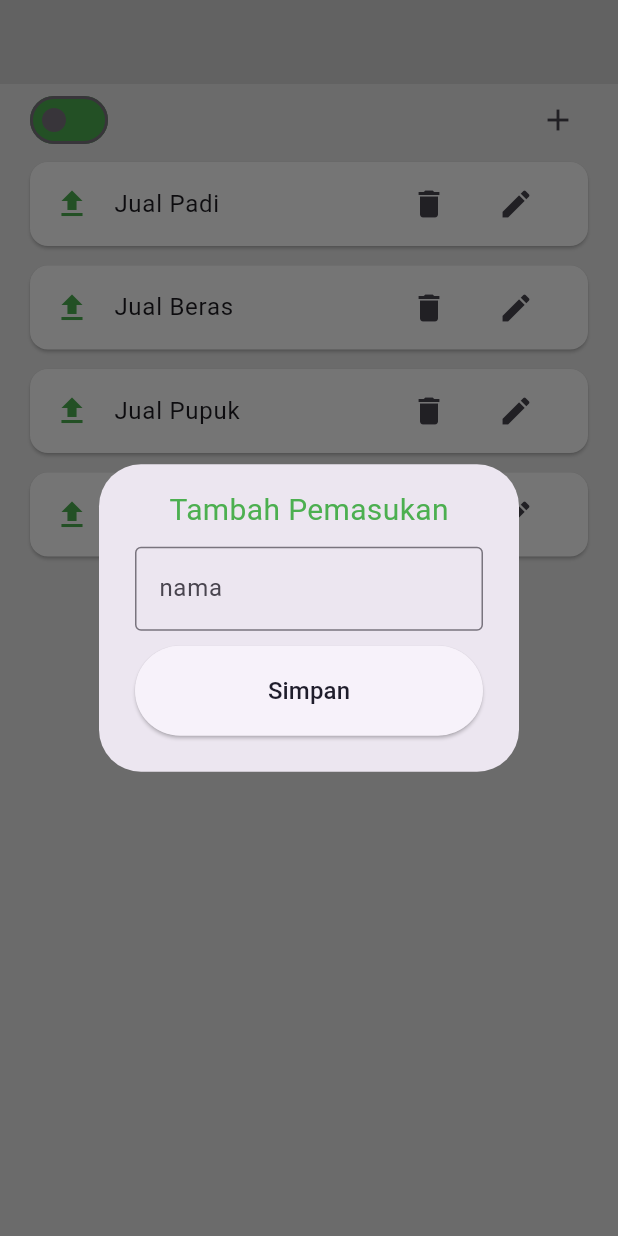
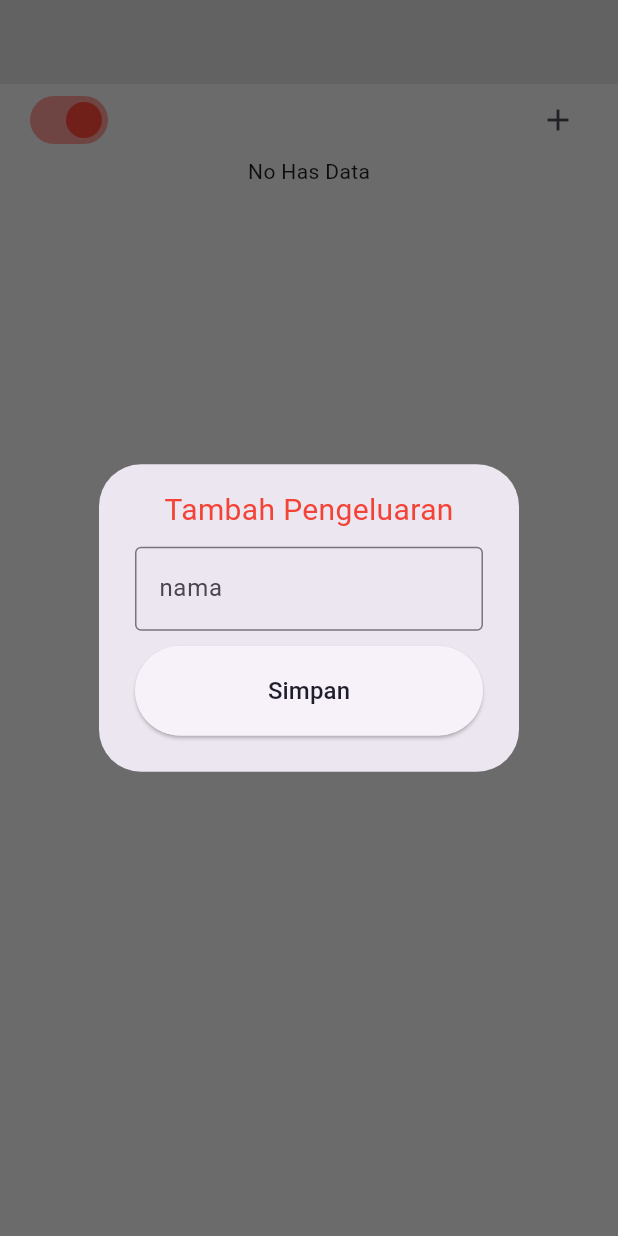
Before and after one commit to Agim-dudu/asisten_petani, a Flutter app: the CategoryPage screen opened directly, after a tap on the "add" icon, on a phone screen of 412 x 824 dp. Run offline on Flutter 3.47's test engine with Material 3 defaults, Android fonts, the phone set to English and light mode, and no system bars; our stand-ins replace drift, fl_chart, google_fonts, image_picker, shared_preferences, smooth_page_indicator; missing offline and left inert: calendar_appbar, tflite_flutter, tflite_flutter_helper; accounts and stored records are empty; generated files the repository leaves out were written again.

Commit message:
Fitur tambah transaksi

```diff
--- /dev/null
+++ b/lib/models/database.dart
@@ -0,0 +1,69 @@
+import 'dart:io';
+import 'package:asisten_petani/models/category.dart';
+import 'package:asisten_petani/models/transaction.dart';
+import 'package:asisten_petani/models/transaction_with_category.dart';
+import 'package:drift/drift.dart';
+// These imports are only needed to open the database
+import 'package:drift/native.dart';
+import 'package:path_provider/path_provider.dart';
+import 'package:path/path.dart' as p;
+
+part 'database.g.dart';
+
+@DriftDatabase(
+  // relative import for the drift file. Drift also supports `package:`
+  // imports
+  tables: [Categories, Transactions],
+)
+class AppDb extends _$AppDb {
+  AppDb() : super(_openConnection());
+
+  @override
+  int get schemaVersion => 1;
+
+  // CRUD Category
+  Future<List<Category>> getAllCategoryRepo(int type) async {
+    return await (select(categories)..where((tbl) => tbl.tipe.equals(type)))
+        .get();
+  }
+
+  Future updateCategoryRepo(int id, String newName) async {
+    return (update(categories)..where((t) => t.id.equals(id))).write(
+      CategoriesCompanion(
+        nama: Value(newName),
+      ),
+    );
+  }
+
+  Future deleteCategoryRepo(int id) async {
+    return (delete(categories)..where((t) => t.id.equals(id))).go();
+  }
+
+  // CRUD Transaction
+  Stream<List<TransactionWithCategory>> getTransactionByDateRepo(
+      DateTime date) {
+    final query = (select(transactions).join([
+      innerJoin(categories, categories.id.equalsExp(transactions.category_id))
+    ])
+      ..where(transactions.transaction_date.equals(date)));
+    return query.watch().map((rows) {
+      return rows.map((row) {
+        return TransactionWithCategory(
+          row.readTable(transactions),
+          row.readTable(categories),
+        );
+      }).toList();
+    });
+  }
+}
+
+LazyDatabase _openConnection() {
+  // the LazyDatabase util lets us find the right location for the file async.
+  return LazyDatabase(() async {
+    // put the database file, called db.sqlite here, into the documents folder
+    // for your app.
+    final dbFolder = await getApplicationDocumentsDirectory();
+    final file = File(p.join(dbFolder.path, 'db.sqlite'));
+    return NativeDatabase(file);
+  });
+}
--- /dev/null
+++ b/lib/models/transaction_with_category.dart
@@ -0,0 +1,7 @@
+import 'package:asisten_petani/models/database.dart';
+
+class TransactionWithCategory {
+  final Transaction transaction;
+  final Category category;
+  TransactionWithCategory(this.transaction, this.category);
+}
--- a/lib/pages/home/category_page.dart
+++ b/lib/pages/home/category_page.dart
@@ -1,5 +1,6 @@
+import 'package:asisten_petani/models/database.dart';
+import 'package:calendar_appbar/calendar_appbar.dart';
 import 'package:flutter/material.dart';
-import 'package:calendar_appbar/calendar_appbar.dart'; // Import package calendar_appbar
 import 'package:asisten_petani/theme.dart';
 
 class CategoryPage extends StatefulWidget {
@@ -11,7 +12,30 @@ class CategoryPage extends StatefulWidget {
 
 class _CategoryPageState extends State<CategoryPage> {
   bool switchValue = false;
-  void openDialog() {
+
+  bool isExpense = true;
+  int tipe = 2;
+  final AppDb database = AppDb();
+  TextEditingController categoryNameController = TextEditingController();
+
+  Future insert(String nama, int tipe) async {
+    DateTime now = DateTime.now();
+    final sqll = await database.into(database.categories).insertReturning(
+        CategoriesCompanion.insert(
+            nama: nama, tipe: tipe, createdAt: now, updatedAt: now));
+
+    print(sqll.toString());
+  }
+
+  Future<List<Category>> getAllCategory(int tipe) async {
+    return await database.getAllCategoryRepo(tipe);
+  }
+
+  Future update(int categoryId, String newName) async {
+    return await database.updateCategoryRepo(categoryId, newName);
+  }
+
+  void openDialog(Category? category) {
     showDialog(
         context: context,
         builder: (BuildContext context) {
@@ -21,15 +45,16 @@ class _CategoryPageState extends State<CategoryPage> {
                 child: Column(
               children: [
                 Text(
-                  (switchValue) ? 'Tambah Pengeluaran' : "Tambah Pemasukan",
+                  (isExpense) ? 'Tambah Pengeluaran' : "Tambah Pemasukan",
                   style: TextStyle(
                       fontSize: 20,
-                      color: (switchValue) ? Colors.red : Colors.green),
+                      color: (isExpense) ? Colors.red : Colors.green),
                 ),
                 SizedBox(
                   height: 10,
                 ),
                 TextFormField(
+                  controller: categoryNameController,
                   decoration: InputDecoration(
                     border: OutlineInputBorder(),
                     hintText: 'nama',
@@ -39,7 +64,16 @@ class _CategoryPageState extends State<CategoryPage> {
                   height: 10,
                 ),
                 ElevatedButton(
-                    onPressed: () {},
+                    onPressed: () {
+                      if (category == null) {
+                        insert(categoryNameController.text, isExpense ? 2 : 1);
+                      } else {
+                        update(category!.id, categoryNameController.text);
+                      }
+                      Navigator.of(context, rootNavigator: true).pop('dialog');
+                      setState(() {});
+                      categoryNameController.clear();
+                    },
                     style: ElevatedButton.styleFrom(
                       minimumSize: Size(double.infinity, 60),
                       fixedSize: Size(200, 50),
@@ -64,20 +98,20 @@ class _CategoryPageState extends State<CategoryPage> {
               mainAxisAlignment: MainAxisAlignment.spaceBetween,
               children: [
                 Switch(
-                  value: switchValue,
+                  value: isExpense,
                   onChanged: (bool value) {
                     setState(() {
-                      switchValue = value;
+                      isExpense = value;
+                      tipe = value ? 2 : 1;
                     });
                   },
-                  activeTrackColor: Colors
-                      .red, // Mengubah warna latar belakang tombol saat digeser ke merah
-                  inactiveTrackColor: Colors
-                      .green, // Mengubah warna latar belakang tombol saat tidak digeser ke hijau
+                  inactiveTrackColor: Colors.green[200],
+                  inactiveThumbColor: Colors.green,
+                  activeColor: Colors.red,
                 ),
                 IconButton(
                     onPressed: () {
-                      openDialog();
+                      openDialog(null);
                     },
                     icon: Icon(Icons.add))
               ],
@@ -89,110 +123,64 @@ class _CategoryPageState extends State<CategoryPage> {
 
     Widget shapeList() {
       return Padding(
-        padding: const EdgeInsets.symmetric(horizontal: 16),
+        padding: const EdgeInsets.symmetric(horizontal: 0),
         child: Column(
           children: [
-            Card(
-              elevation: 1,
-              color: Colors.white,
+            FutureBuilder<List<Category>>(
+                future: getAllCategory(tipe),
+                builder: (context, snapshot) {
+                  if (snapshot.connectionState == ConnectionState.waiting) {
+                    return Center(
+                      child: CircularProgressIndicator(),
+                    );
+                  } else {
+                    if (snapshot.hasData) {
+                      if (snapshot.data!.length > 0) {
+                        return ListView.builder(
+                            shrinkWrap: true,
+                            itemCount: snapshot.data!.length,
+                            itemBuilder: (context, index) {
+                              return Padding(
+                                padding: const EdgeInsets.symmetric(
+                                    horizontal: 16.0),
+                                child: Card(
+                                  elevation: 10,
                                   child: ListTile(
                                     trailing: Row(
                                       mainAxisSize: MainAxisSize.min,
                                       children: [
-                    IconButton(onPressed: () {}, icon: Icon(Icons.delete)),
-                    SizedBox(width: 10),
-                    IconButton(onPressed: () {}, icon: Icon(Icons.edit))
+                                        IconButton(
+                                            onPressed: () {},
+                                            icon: Icon(Icons.delete)),
+                                        IconButton(
+                                            onPressed: () {
+                                              openDialog(snapshot.data![index]);
+                                            },
+                                            icon: Icon(Icons.edit)),
                                       ],
                                     ),
-                title: Text("Jual Padi"),
-                leading: switchValue
-                    ? Icon(
-                        Icons.upload,
-                        color: Colors.red,
-                      )
-                    : Icon(
-                        Icons.upload,
-                        color: Colors.green,
+                                    title: Text(snapshot.data![index].nama),
+                                    leading: (isExpense)
+                                        ? Icon(Icons.upload, color: Colors.red)
+                                        : Icon(Icons.download,
+                                            color: Colors.green),
                                   ),
                                 ),
-            ),
-            SizedBox(height: 5), // Berikan jarak antar transaksi
-            Card(
-              elevation: 1,
-              color: Colors.white,
-              child: ListTile(
-                trailing: Row(
-                  mainAxisSize: MainAxisSize.min,
-                  children: [
-                    IconButton(onPressed: () {}, icon: Icon(Icons.delete)),
-                    SizedBox(width: 10),
-                    IconButton(onPressed: () {}, icon: Icon(Icons.edit))
-                  ],
-                ),
-                title: Text("Jual Beras"),
-                leading: switchValue
-                    ? Icon(
-                        Icons.upload,
-                        color: Colors.red,
-                      )
-                    : Icon(
-                        Icons.upload,
-                        color: Colors.green,
-                      ),
-              ),
-            ),
-            SizedBox(
-                height:
-                    5), // Berikan jarak antar transaksi // Berikan jarak antar transaksi
-            Card(
-              elevation: 1,
-              color: Colors.white,
-              child: ListTile(
-                trailing: Row(
-                  mainAxisSize: MainAxisSize.min,
-                  children: [
-                    IconButton(onPressed: () {}, icon: Icon(Icons.delete)),
-                    SizedBox(width: 10),
-                    IconButton(onPressed: () {}, icon: Icon(Icons.edit))
-                  ],
-                ),
-                title: Text("Jual Pupuk"),
-                leading: switchValue
-                    ? Icon(
-                        Icons.upload,
-                        color: Colors.red,
-                      )
-                    : Icon(
-                        Icons.upload,
-                        color: Colors.green,
-                      ),
-              ),
-            ),
-            SizedBox(height: 5), // Berikan jarak antar transaksi
-            Card(
-              elevation: 1,
-              color: Colors.white,
-              child: ListTile(
-                trailing: Row(
-                  mainAxisSize: MainAxisSize.min,
-                  children: [
-                    IconButton(onPressed: () {}, icon: Icon(Icons.delete)),
-                    SizedBox(width: 10),
-                    IconButton(onPressed: () {}, icon: Icon(Icons.edit))
-                  ],
-                ),
-                title: Text("Jual Benih"),
-                leading: switchValue
-                    ? Icon(
-                        Icons.upload,
-                        color: Colors.red,
-                      )
-                    : Icon(
-                        Icons.upload,
-                        color: Colors.green,
-                      ),
-              ),
-            ),
+                              );
+                            });
+                      } else {
+                        return Center(
+                          child: Text("No Has Data"),
+                        );
+                      }
+                    } else {
+                      return Center(
+                        child: Text("No Has Data"),
+                      );
+                    }
+                  }
+                }),
+
             SizedBox(height: 5), // Berikan jarak antar transaksi
           ],
         ),
--- a/lib/pages/home/harvest_records_page.dart
+++ b/lib/pages/home/harvest_records_page.dart
@@ -159,7 +159,7 @@ class HarvestRecordsPage extends StatelessWidget {
                         ),
                         style: ButtonStyle(
                           backgroundColor:
-                              MaterialStateProperty.all<Color>(primaryColor),
+                              WidgetStateProperty.all<Color>(primaryColor),
                         ))
                   ],
                 ),
--- a/lib/pages/home/home_page.dart
+++ b/lib/pages/home/home_page.dart
@@ -363,7 +363,7 @@ class HomePage extends StatelessWidget {
                         ),
                         style: ButtonStyle(
                           backgroundColor:
-                              MaterialStateProperty.all<Color>(primaryColor),
+                              WidgetStateProperty.all<Color>(primaryColor),
                         ))
                   ],
                 ),
--- a/lib/pages/select_image_page.dart
+++ b/lib/pages/select_image_page.dart
@@ -162,7 +162,7 @@ class _IndexState extends State<SelectImage> {
           ),
         ),
         style: ElevatedButton.styleFrom(
-          primary: Color.fromARGB(255, 255, 255, 255),
+          backgroundColor: Color.fromARGB(255, 255, 255, 255),
           shape: RoundedRectangleBorder(
             borderRadius: BorderRadius.circular(10),
           ),
@@ -193,7 +193,7 @@ class _IndexState extends State<SelectImage> {
           ),
         ),
         style: ElevatedButton.styleFrom(
-          primary: Color.fromARGB(255, 255, 255, 255),
+          backgroundColor: Color.fromARGB(255, 255, 255, 255),
           shape: RoundedRectangleBorder(
             borderRadius: BorderRadius.circular(10),
           ),
--- a/lib/pages/welcome_page.dart
+++ b/lib/pages/welcome_page.dart
@@ -107,8 +107,7 @@ class _WelcomePageState extends State<WelcomePage> {
               children: [
                 ElevatedButton(
                   style: ElevatedButton.styleFrom(
-                    primary: primaryColor,
-                    onPrimary: buttonColor1,
+                    foregroundColor: buttonColor1, backgroundColor: primaryColor,
                     shape: RoundedRectangleBorder(
                       borderRadius: BorderRadius.circular(100),
                       side: BorderSide(color: Colors.grey, width: 2),
@@ -133,8 +132,7 @@ class _WelcomePageState extends State<WelcomePage> {
                 ),
                 ElevatedButton(
                   style: ElevatedButton.styleFrom(
-                    primary: buttonColor1,
-                    onPrimary: Colors.white,
+                    foregroundColor: Colors.white, backgroundColor: buttonColor1,
                     shape: RoundedRectangleBorder(
                       borderRadius: BorderRadius.circular(100),
                       side: BorderSide(color: Colors.grey, width: 2),
--- a/pubspec.yaml
+++ b/pubspec.yaml
@@ -46,6 +46,10 @@ dependencies:
   fl_chart: ^0.35.0
   google_fonts: ^5.1.0
   intl: ^0.17.0
+  drift: ^2.9.0
+  sqlite3_flutter_libs: ^0.5.0
+  path_provider: ^2.0.0
+  path: ^1.8.1
 
 
 
@@ -54,6 +58,8 @@ dev_dependencies:
   flutter_test:
     sdk: flutter
 
+  drift_dev: ^2.2.0+1
+  build_runner: ^2.2.1
   # The "flutter_lints" package below contains a set of recommended lints to
   # encourage good coding practices. The lint set provided by the package is
   # activated in the `analysis_options.yaml` file located at the root of your
```
Also changed, not shown: lib/models/category.dart (added, +11 -0 lines), lib/models/transaction.dart (added, +13 -0 lines), lib/models/database.g.dart (added), pubspec.lock. Lines whose indentation alone changed are shown as unchanged.
